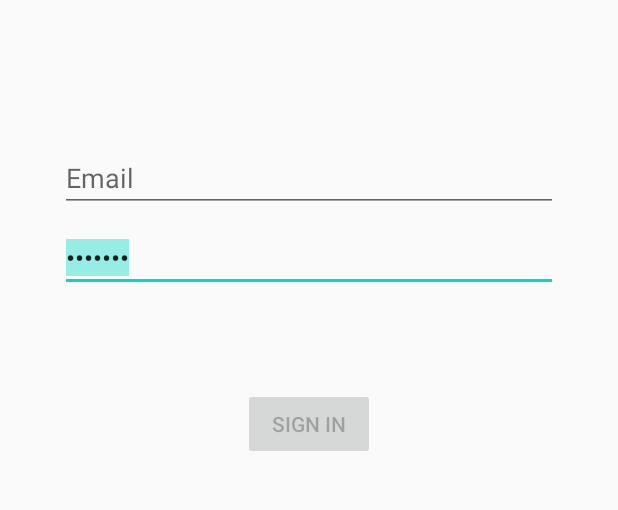
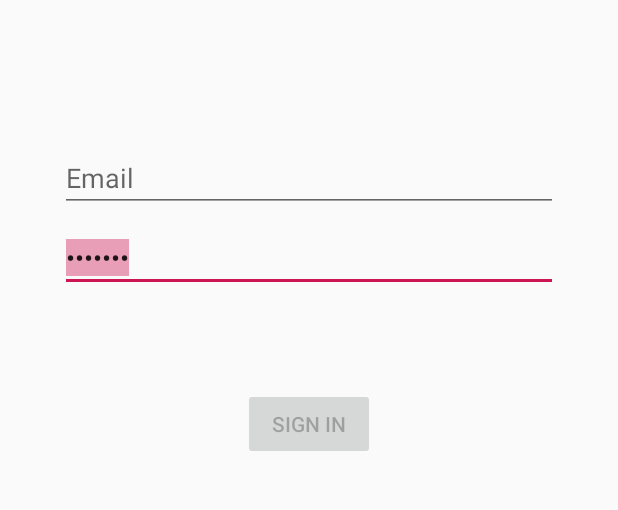
Before and after one commit to yvan-burrie-jcu/pancreart-app, an Android app: the LoginActivity screen opened directly, with no data from a screen before it, on a phone screen of 412 x 824 dp, the part 370-880 px from its top. Run offline under Robolectric (Android 15) with nearby library versions, the phone set to English and light mode, and no system bars; 4 statements that could not run were skipped.

Commit message:
Update colors.xml

```diff
--- a/app/src/main/res/values/colors.xml
+++ b/app/src/main/res/values/colors.xml
@@ -1,11 +1,11 @@
 <?xml version="1.0" encoding="utf-8"?>
+
 <resources>
-    <color name="colorPrimary">#6200EE</color>
-    <color name="colorPrimaryDark">#3700B3</color>
-    <color name="colorAccent">#03DAC5</color>
+    <color name="colorPrimary">#A82121</color>
+    <color name="colorPrimaryDark">#5E0B0B</color>
+    <color name="colorAccent">#CD1554</color>
     <color name="lightGray">#D3D3D3</color>
     <color name="white">#FFFFFF</color>
-
     <color name="line_glucose">#0284d0</color>
     <color name="line_insulin">#28a745</color>
     <color name="line_median">#ffcc00</color>
```
